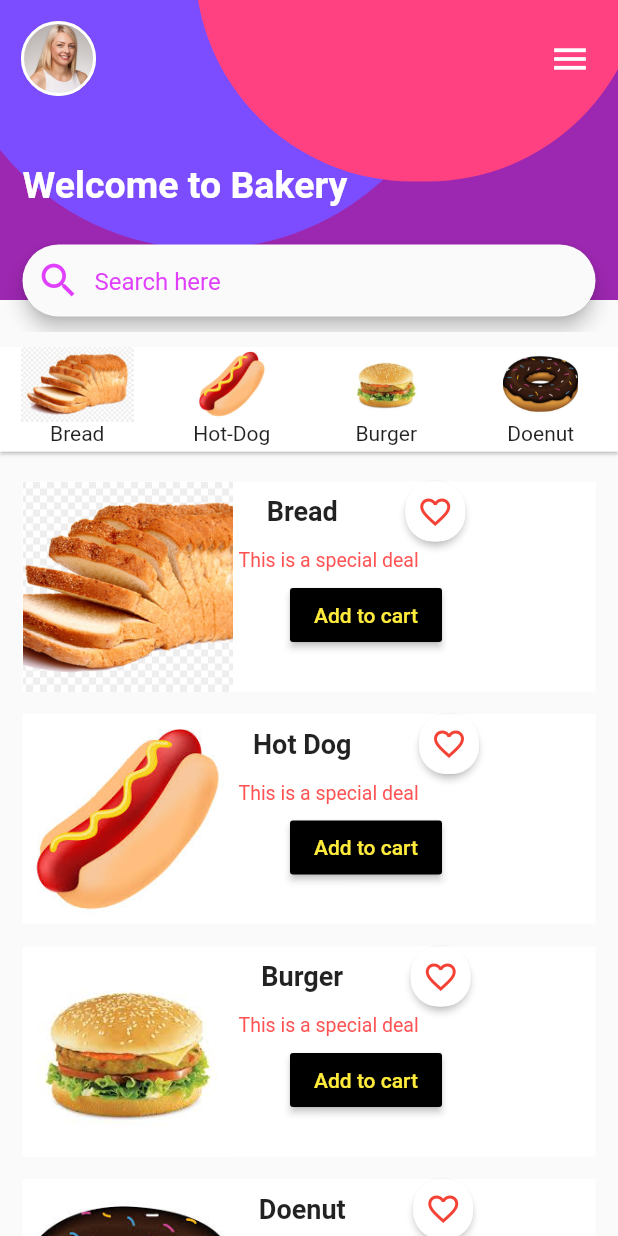
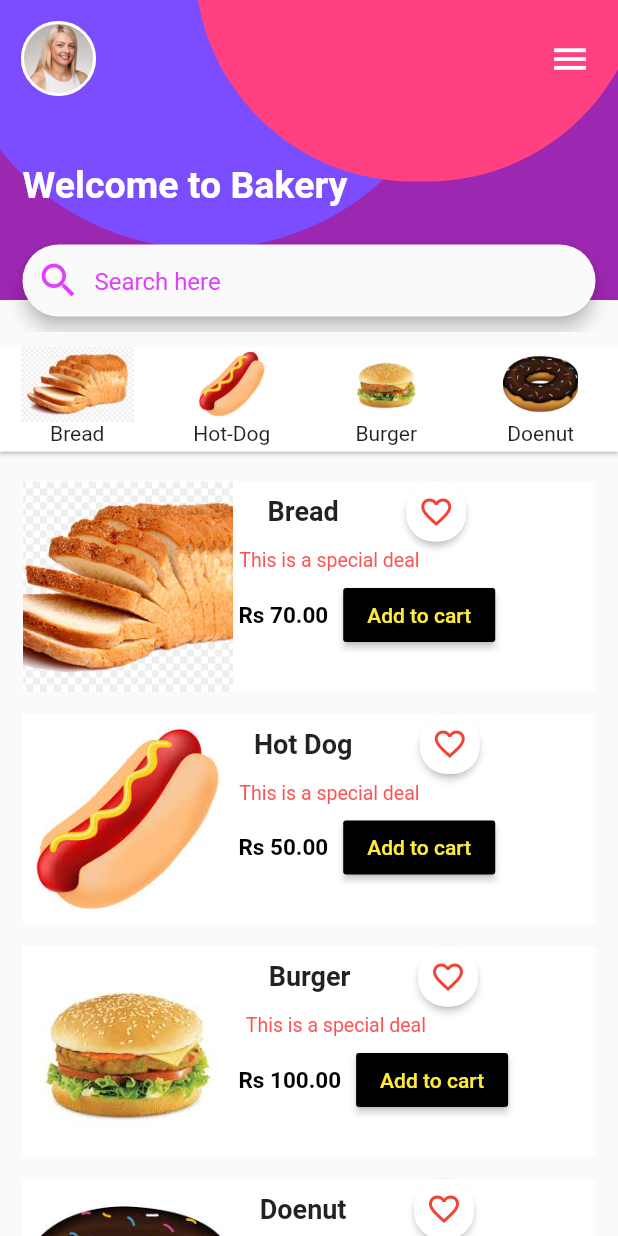
Before and after one commit to KasunDissanayake94/BakeryApp, a Flutter app: the screen it shows after launch, on a phone screen of 412 x 824 dp. Run offline on Flutter 3.47's test engine with Material 2 defaults, Android fonts, the phone set to English and light mode, and no system bars; missing offline and left inert: square_in_app_payments; Roboto replaces fonts that are missing (Quicksnad).

Commit message:
price tage added

```diff
--- a/lib/main.dart
+++ b/lib/main.dart
@@ -250,10 +250,10 @@ class _MyHomePageState extends State<MyHomePage>{
               ),
             ],
           ),
-          specialItemCard('Bread', 'images/breadfull.jpg',false , context),
-          specialItemCard('Hot Dog', 'images/hotdog.jpeg',false , context),
-          specialItemCard('Burger', 'images/burger.jpeg',false , context),
-          specialItemCard('Doenut', 'images/donut.jpeg',false , context),
+          specialItemCard('Bread', 'images/breadfull.jpg',false ,'Rs 70.00', context),
+          specialItemCard('Hot Dog', 'images/hotdog.jpeg',false ,'Rs 50.00', context),
+          specialItemCard('Burger', 'images/burger.jpeg',false ,'Rs 100.00', context),
+          specialItemCard('Doenut', 'images/donut.jpeg',false ,'Rs 50.00', context),
         ],
       ),
     );
@@ -261,7 +261,7 @@ class _MyHomePageState extends State<MyHomePage>{
 
 }
 
-Widget specialItemCard (String title, String imagePath, bool loveStates,BuildContext context){
+Widget specialItemCard (String title, String imagePath, bool loveStates, String price, BuildContext context){
 
   return Padding(
     padding: EdgeInsets.only(left: 15.0, right: 15.0, top: 15.0),
@@ -326,6 +326,17 @@ Widget specialItemCard (String title, String imagePath, bool loveStates,BuildCon
               SizedBox(height: 5.0),
               Row(
                 children: <Widget>[
+                  Padding(
+                    padding: EdgeInsets.only(right: 10.0),
+                    child: Text(price,
+                      style: TextStyle(
+                          color: Colors.black,
+                          fontSize: 15.0,
+                          fontWeight: FontWeight.bold
+                      ),
+                    ),
+                  ),
+
                   RaisedButton(
                     textColor: Colors.yellow,
                     color: Colors.black,
```
